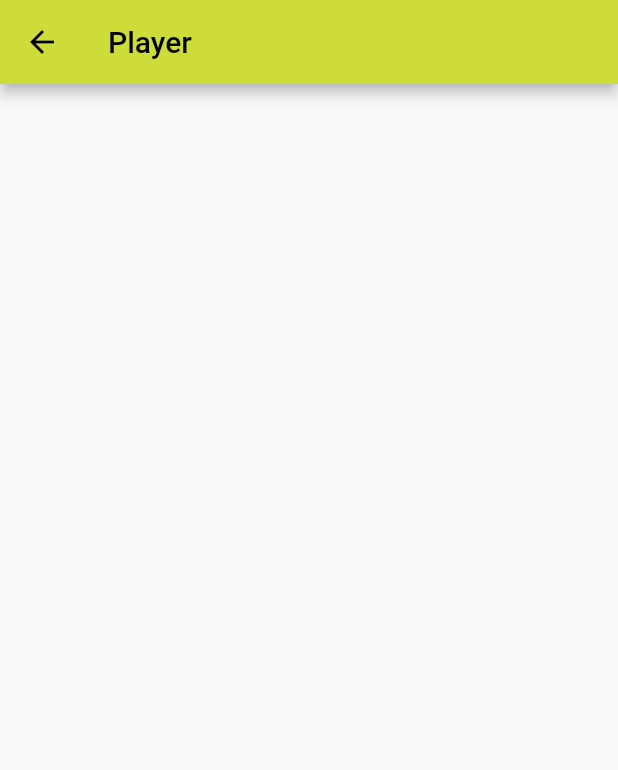
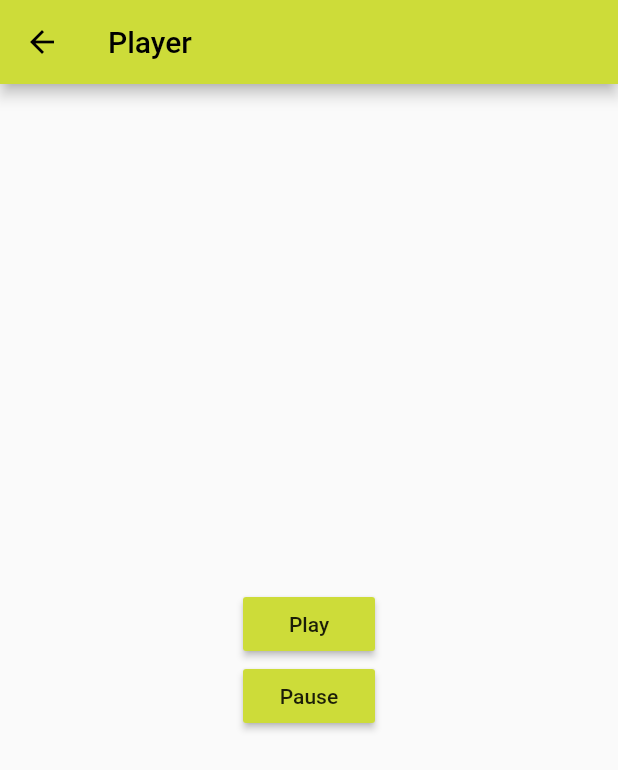
Before and after one commit to SpeeritX/SoundShare, a Flutter app: the screen it shows after launch, after a tap on "Join", on a phone screen of 412 x 824 dp. Shown: the top 770 px of the screen. Run offline on Flutter 3.47's test engine with Material 2 defaults, Android fonts, the phone set to English and light mode, and no system bars; our stand-ins replace file_picker, just_audio.

Commit message:
Play music and chunks - not working

```diff
--- a/lib/domain/music/player/music_player.dart
+++ b/lib/domain/music/player/music_player.dart
@@ -1,10 +1,57 @@
+import 'dart:io';
+import 'package:file_picker/file_picker.dart';
+import 'package:just_audio/just_audio.dart';
 import 'package:sound_share/domain/music/music_package.dart';
+import 'package:sound_share/domain/music/player/stream_source.dart';
 
+extension IterableExtensions<E> on Iterable<E> {
+  Iterable<List<E>> chunked(int chunkSize) sync* {
+    if (length <= 0) {
+      yield [];
+      return;
+    }
+    int skip = 0;
+    while (skip < length) {
+      final chunk = this.skip(skip).take(chunkSize);
+      yield chunk.toList(growable: false);
+      skip += chunkSize;
+      if (chunk.length < chunkSize) return;
+    }
+  }
+}
 /// Plays the music from the received packages
 class MusicPlayer {
+  final player = AudioPlayer();
+  MusicPlayer();
+
+  void loadFile() async {
+    FilePickerResult? result = await FilePicker.platform.pickFiles();
+    if (result != null) {
+      File file = File(result.files.single.path!);
+      final bytes = await file.readAsBytes();
+      var packages = bytes.toList().chunked((bytes.length/6).floor());
+      for(var package in packages) {
+        player.setAudioSource(BytesAudioSource(package));
+        await Future.delayed(Duration(milliseconds: 100));
+      }
+    } else {
+      // User canceled the picker
+    }
+  }
 
   void addPackage(MusicPackage package) {
     throw UnimplementedError();
   }
 
+  void play() {
+    player.play();
+  }
+
+  void pause() {
+    player.pause();
+  }
+
+  void stop() {
+    player.stop();
+  }
 }
--- a/lib/ui/screens/player/player_screen.dart
+++ b/lib/ui/screens/player/player_screen.dart
@@ -1,4 +1,6 @@
 import 'package:flutter/material.dart';
+import 'package:sound_share/domain/music/player/music_player.dart';
+import 'package:sound_share/ui/widgets/buttons/primary_full_button.dart';
 
 class PlayerScreen extends StatefulWidget {
   const PlayerScreen({Key? key}) : super(key: key);
@@ -8,12 +10,50 @@ class PlayerScreen extends StatefulWidget {
 }
 
 class _PlayerScreenState extends State<PlayerScreen> {
+  final player = MusicPlayer();
+
+  @override
+  void initState() {
+    player.loadFile();
+    super.initState();
+  }
+
+  Future<void> init() async {}
+
+  @override
+  void dispose() {
+    player.stop();
+    super.dispose();
+  }
+
   @override
   Widget build(BuildContext context) {
     return Scaffold(
       appBar: AppBar(
         title: const Text("Player"),
       ),
+      body: SizedBox(
+        width: double.infinity,
+        child: Column(
+          mainAxisSize: MainAxisSize.max,
+          mainAxisAlignment: MainAxisAlignment.center,
+          crossAxisAlignment: CrossAxisAlignment.center,
+          children: [
+            PrimaryFullButton(
+              onPressed: () {
+                player.play();
+              },
+              child: const Text("Play"),
+            ),
+            PrimaryFullButton(
+              onPressed: () {
+                player.pause();
+              },
+              child: const Text("Pause"),
+            ),
+          ],
+        ),
+      ),
     );
   }
 }
--- a/pubspec.yaml
+++ b/pubspec.yaml
@@ -36,6 +36,8 @@ dependencies:
   # The following adds the Cupertino Icons font to your application.
   # Use with the CupertinoIcons class for iOS style icons.
   cupertino_icons: ^1.0.2
+  just_audio: ^0.9.29
+  file_picker: ^5.2.1
 
 dev_dependencies:
   flutter_test:
```
Also changed, not shown: lib/domain/music/player/stream_source.dart (added, +22 -0 lines), pubspec.lock, 6 other files.
